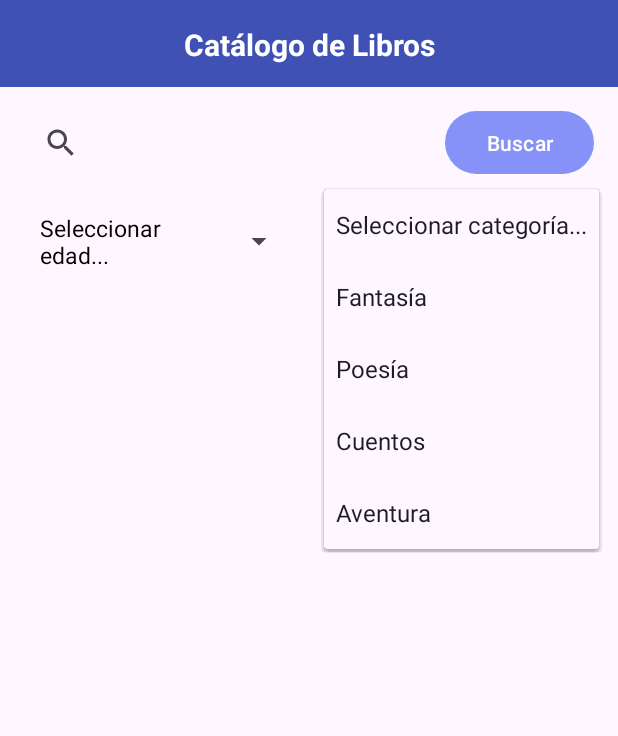
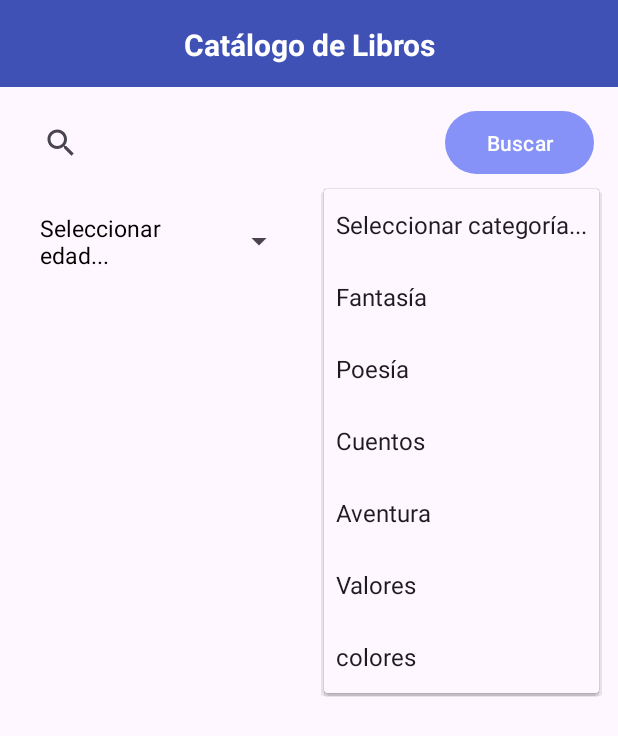
Before and after one commit to AnthonyReyes19/Grupo9_ProyectoBibliotecaInfantilMisPrimerosLibros, an Android app: the CatalogoYLectura screen opened directly, with no data from a screen before it, after a tap on "Seleccionar categoría...", on a phone screen of 412 x 824 dp. Shown: the top 736 px of the screen. Run offline under Robolectric (Android 15) with nearby library versions, the phone set to English and light mode, and no system bars; our stand-ins replace Firebase (no records; nobody signed in at launch, a user with empty details on screens opened directly).

Commit message:
actualizacion modulo catalogo

```diff
--- a/app/src/main/java/com/example/grupo9_proyectobibliotecainfantilmisprimeroslibros/ModuloCatalogoLectura/CatalogoYLectura.java
+++ b/app/src/main/java/com/example/grupo9_proyectobibliotecainfantilmisprimeroslibros/ModuloCatalogoLectura/CatalogoYLectura.java
@@ -80,11 +80,11 @@ public class CatalogoYLectura extends AppCompatActivity {
     private void configurarSpinners() {
         List<String> edadesSpinner = new ArrayList<>();
         edadesSpinner.add("Seleccionar edad...");
-        edadesSpinner.add("3 años");
-        edadesSpinner.add("4 años");
-        edadesSpinner.add("5 años");
-        edadesSpinner.add("6 años");
-        edadesSpinner.add("7 años");
+        edadesSpinner.add("3");
+        edadesSpinner.add("4");
+        edadesSpinner.add("5");
+        edadesSpinner.add("6");
+        edadesSpinner.add("7");
 
         List<String> categoriasSpinner = new ArrayList<>();
         categoriasSpinner.add("Seleccionar categoría...");
@@ -92,6 +92,8 @@ public class CatalogoYLectura extends AppCompatActivity {
         categoriasSpinner.add("Poesía");
         categoriasSpinner.add("Cuentos");
         categoriasSpinner.add("Aventura");
+        categoriasSpinner.add("Valores");
+        categoriasSpinner.add("colores");
 
         ArrayAdapter<String> adapter1 = new ArrayAdapter<>(this, R.layout.control_spinner, edadesSpinner);
         adapter1.setDropDownViewResource(android.R.layout.simple_spinner_dropdown_item);
--- a/app/src/main/java/com/example/grupo9_proyectobibliotecainfantilmisprimeroslibros/ModuloCatalogoLectura/LibrosCatalogoModelo/LibrosCatalogoModelo.java
+++ b/app/src/main/java/com/example/grupo9_proyectobibliotecainfantilmisprimeroslibros/ModuloCatalogoLectura/LibrosCatalogoModelo/LibrosCatalogoModelo.java
@@ -37,7 +37,7 @@ public class LibrosCatalogoModelo {
     }
 
     public String getEdad() {
-        return titulo;
+        return edad;
     }
 
     public void setEdad(String edad) {
```
Also changed, not shown: app/src/main/java/com/example/grupo9_proyectobibliotecainfantilmisprimeroslibros/ModuloCatalogoLectura/LibrosCatalogoAdapter/LibrosCatalogoAdapter.java (+20 -1 lines).
